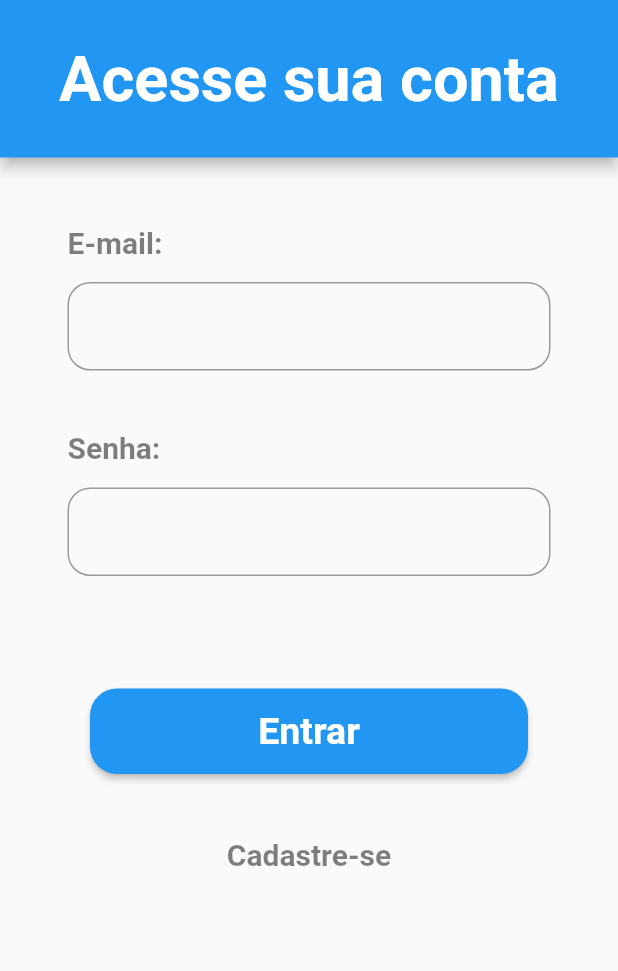
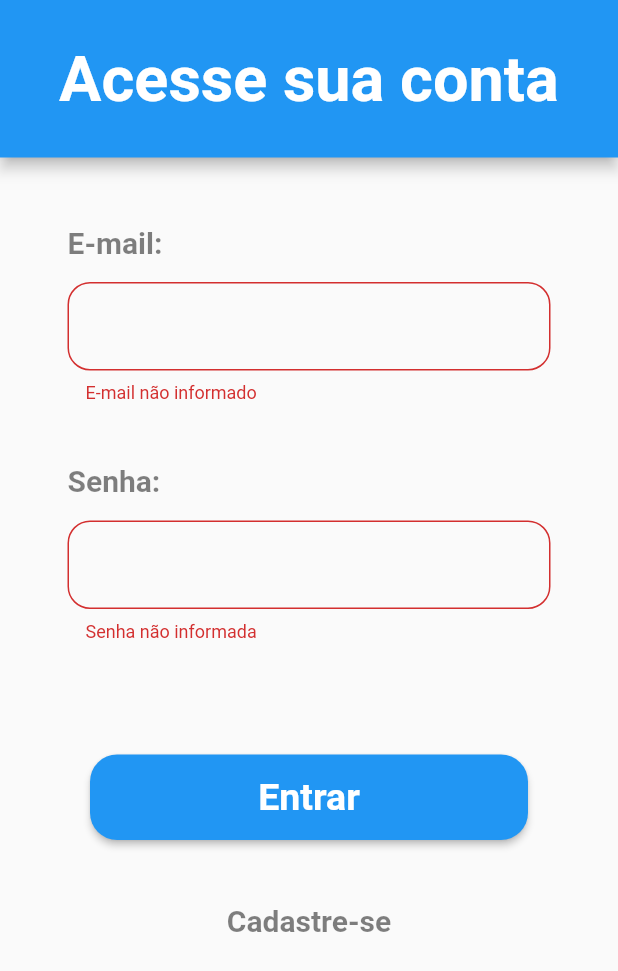
Before and after one commit to AndreCA1/TrabalhoPDMPSI, a Flutter app: the screen it shows after launch, after a tap on "Entrar", on a phone screen of 412 x 824 dp. Shown: the top 971 px of the screen. Run offline on Flutter 3.47's test engine with Material 2 defaults, Android fonts, the phone set to English and light mode, and no system bars; our stand-ins replace cloud_firestore, firebase_auth, firebase_core; accounts and stored records are empty; network calls fail.

Commit message:
Sprint 2 - Login.

```diff
--- a/lib/modules/login/pages/login_Page.dart
+++ b/lib/modules/login/pages/login_Page.dart
@@ -12,8 +12,6 @@ class LoginPage extends StatefulWidget {
 }
 
 class _LoginPageState extends State<LoginPage> {
-  final _fromState = GlobalKey<FormState>();
-
   final _formKey = GlobalKey<FormState>();
   final _controller = LoginController();
   @override
@@ -51,11 +49,14 @@ class _LoginPageState extends State<LoginPage> {
                     const EdgeInsets.symmetric(horizontal: 45, vertical: 15),
                 child: TextFormField(
                   validator: (value) {
-                    if (value == null || value.isEmpty) {
-                      return "Vazio";
+                    if (value!.isEmpty) {
+                      return 'E-mail não informado';
+                    } else if (_controller.validarEmail(value) != true) {
+                      return ("E-mail inválido");
+                    } else {
+                      return null;
                     }
                   },
-                  // validator: (value) => _controller.validarEmail(value!),
                   controller: _controller.email,
                   decoration: const InputDecoration(
                     border: OutlineInputBorder(
@@ -83,6 +84,13 @@ class _LoginPageState extends State<LoginPage> {
                 padding:
                     const EdgeInsets.symmetric(horizontal: 45, vertical: 15),
                 child: TextFormField(
+                  validator: (value) {
+                    if (value!.isEmpty) {
+                      return 'Senha não informada';
+                    } else {
+                      return null;
+                    }
+                  },
                   controller: _controller.senha,
                   decoration: const InputDecoration(
                     border: OutlineInputBorder(
@@ -104,11 +112,11 @@ class _LoginPageState extends State<LoginPage> {
                                 RoundedRectangleBorder(
                       borderRadius: BorderRadius.circular(18.0),
                     ))),
-                    onPressed: () {
-                      if (_fromState.currentState!.validate()) {}
+                    onPressed: () async {
+                      if (_formKey.currentState!.validate()) {}
 
-                      /*await _controller.login(_controller.email.text,
-                            _controller.senha.text, context);*/
+                      await _controller.login(_controller.email.text,
+                          _controller.senha.text, context);
                     },
                     child: const Padding(
                       padding: EdgeInsets.symmetric(vertical: 14),
--- a/pubspec.yaml
+++ b/pubspec.yaml
@@ -42,6 +42,7 @@ dependencies:
   google_sign_in: ^5.4.1
   firebase_storage: ^10.3.8
   provider: ^6.0.4
+  firebase_core_platform_interface: 4.5.1
 
 dev_dependencies:
   flutter_test:
```
Also changed, not shown: lib/modules/Home/Pages/HomePage.dart (+5 -5 lines), lib/modules/login/controllers/login_Controllers.dart (+4 -6 lines), pubspec.lock, 1 other file.
